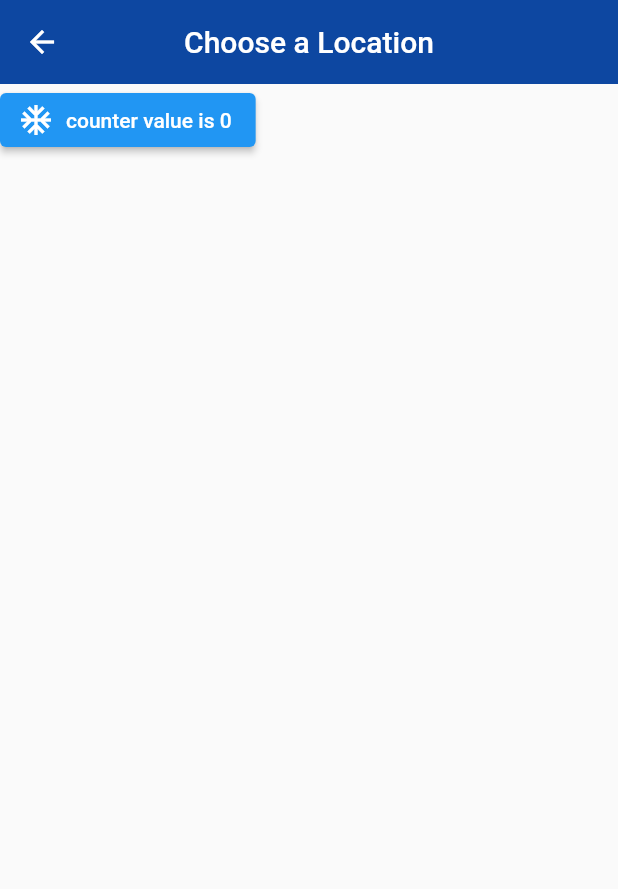
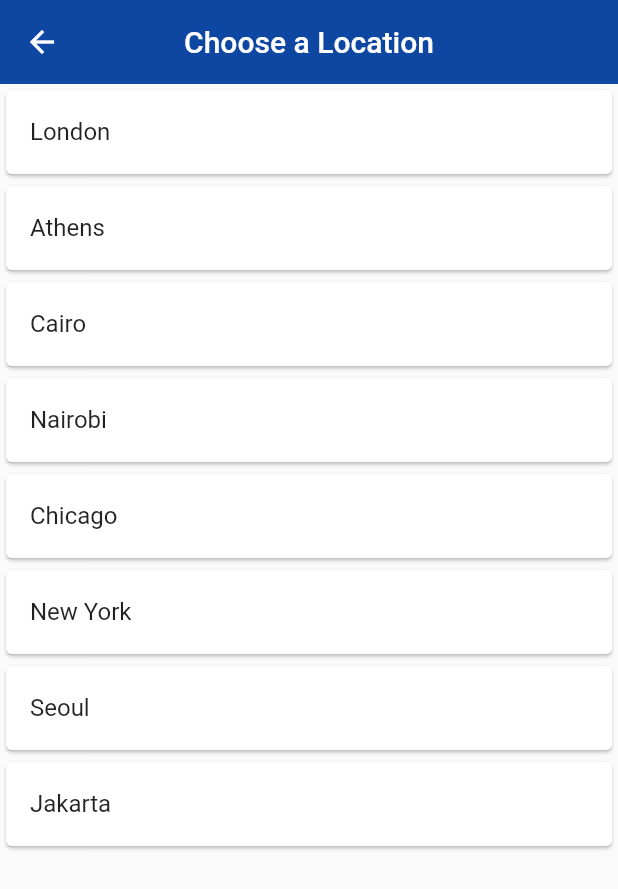
Before and after one commit to raheez/world_time, a Flutter app: the screen it shows after launch, after a tap on "edit location", on a phone screen of 412 x 824 dp. Shown: the top 889 px of the screen. Run offline on Flutter 3.47's test engine with Material 2 defaults, Android fonts, the phone set to English and light mode, and no system bars; our stand-ins replace logger; network calls fail.

```diff
--- a/lib/pages/choose_location.dart
+++ b/lib/pages/choose_location.dart
@@ -1,4 +1,6 @@
 import 'package:flutter/material.dart';
+
+import '../services/world_time.dart';
 
 class ChooseLocation extends StatefulWidget {
   @override
@@ -6,29 +8,23 @@ class ChooseLocation extends StatefulWidget {
 }
 
 class _ChooseLocationState extends State<ChooseLocation> {
-  int counter = 0;
 
-  void getData() async {
-    //simulate nw request for a username
-    String username = await Future.delayed(Duration(seconds: 3), () {
-      print('yoshi');
-      return 'yoshi';
-    });
 
-    String bio = await Future.delayed(Duration(seconds: 4), () {
-      print('this is the bio');
-      return 'this is the bio';
-    });
-
-    print('statement');
-    print('$username-$bio');
-  }
+  List<WorldTime> locations = [
+    WorldTime(url: 'Europe/London', location: 'London', flag: 'uk.png'),
+    WorldTime(url: 'Europe/Berlin', location: 'Athens', flag: 'greece.png'),
+    WorldTime(url: 'Africa/Cairo', location: 'Cairo', flag: 'egypt.png'),
+    WorldTime(url: 'Africa/Nairobi', location: 'Nairobi', flag: 'kenya.png'),
+    WorldTime(url: 'America/Chicago', location: 'Chicago', flag: 'usa.png'),
+    WorldTime(url: 'America/New_York', location: 'New York', flag: 'usa.png'),
+    WorldTime(url: 'Asia/Seoul', location: 'Seoul', flag: 'south_korea.png'),
+    WorldTime(url: 'Asia/Jakarta', location: 'Jakarta', flag: 'indonesia.png'),
+  ];
 
   @override
   void initState() {
     super.initState();
     print('init_state_run');
-    getData();
   }
 
   @override
@@ -41,14 +37,16 @@ class _ChooseLocationState extends State<ChooseLocation> {
         centerTitle: true,
         elevation: 0,
       ),
-      body: ElevatedButton.icon(
-          onPressed: () {
-            setState(() {
-              counter += 1;
-            });
-          },
-          icon: Icon(Icons.ac_unit),
-          label: Text('counter value is ${counter}')),
+      body:ListView.builder(
+          itemCount: locations.length,
+          itemBuilder: (context,index){
+            return Card(
+              child: ListTile(
+                onTap: (){},
+                title: Text(locations[index].location),
+              ),
+            );
+          }),
     );
   }
 }
--- a/lib/pages/loading.dart
+++ b/lib/pages/loading.dart
@@ -10,22 +10,21 @@ class Loading extends StatefulWidget {
   State<Loading> createState() => _LoadingState();
 }
 
-
 class _LoadingState extends State<Loading> {
-
   String time = 'loading';
 
   void getTime() async {
-    WorldTime worldTime = WorldTime(location: 'Berlin', flag: 'berlin.png', url: 'Europe/Berlin');
+    WorldTime worldTime =
+        WorldTime(location: 'Berlin', flag: 'berlin.png', url: 'Europe/Berlin');
     await worldTime.getTime();
-    print('fetched_value_is_'+worldTime.time);
+    print('fetched_value_is_' + worldTime.time);
 
-    print('Navigator'+worldTime.mIsDay.toString());
-    Navigator.pushReplacementNamed(context,'/home',arguments: {
-      'location' : worldTime.location,
-      'flag' : worldTime.flag,
-      'time' : time,
-      'isDay' : worldTime.mIsDay
+    print('Navigator' + worldTime.mIsDay.toString());
+    Navigator.pushReplacementNamed(context, '/home', arguments: {
+      'location': worldTime.location,
+      'flag': worldTime.flag,
+      'time': worldTime.time,
+      'isDay': worldTime.mIsDay
     });
   }
 
@@ -35,7 +34,6 @@ class _LoadingState extends State<Loading> {
     getTime();
   }
 
-
   @override
   Widget build(BuildContext context) {
     return Scaffold(
@@ -43,10 +41,9 @@ class _LoadingState extends State<Loading> {
         centerTitle: true,
         title: Text('choose location'),
       ),
-      body: SizedBox(
+      body: Center(
         child: Text('${time.toString()}'),
-      )
-      ,
+      ),
     );
   }
 }
```
Also changed, not shown: assets/germany.png (added), assets/greece.png (added), assets/indonesia.png (added), assets/kenya.png (added), assets/south_korea.png (added), assets/uk.png (added), assets/usa.png (added).
